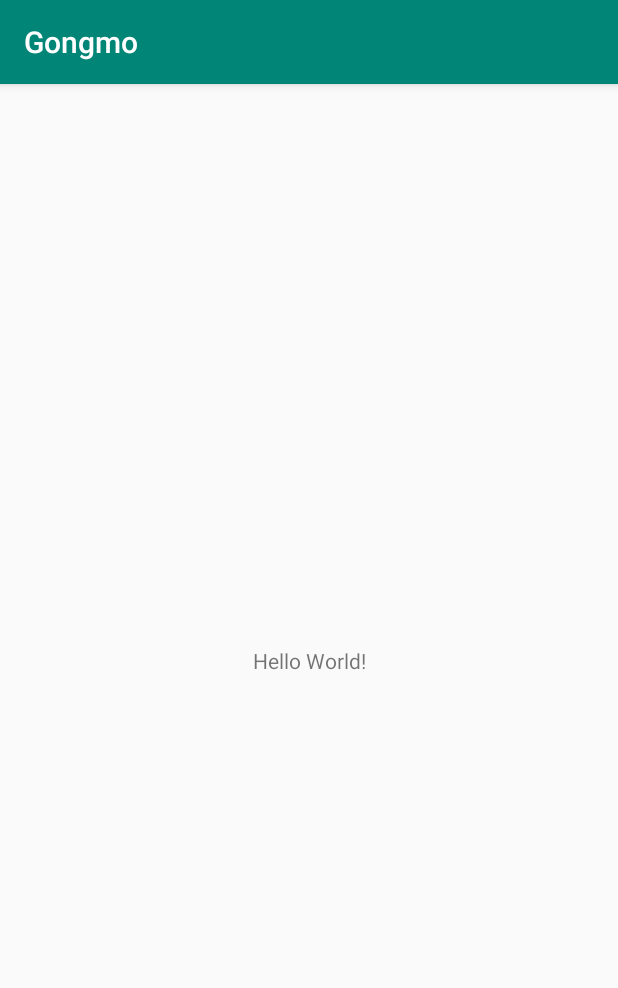
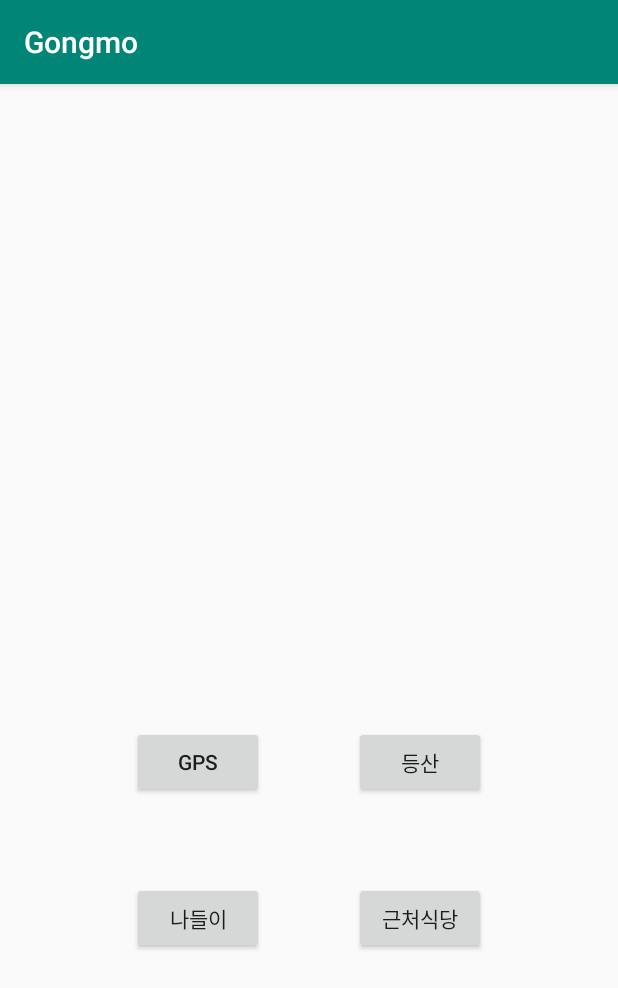
Before and after one commit to dltpt99/Gongmo, an Android app: the screen it shows after launch (MainActivity), on a phone screen of 412 x 824 dp. Shown: the top 988 px of the screen. Run offline under Robolectric (Android 15) with nearby library versions, the phone set to English and light mode, and no system bars.

Commit message:
버튼 + 4개화면 추가 ( GPS 등산 나들이 근처식당 )

```diff
--- a/app/src/main/res/layout/activity_main.xml
+++ b/app/src/main/res/layout/activity_main.xml
@@ -6,13 +6,68 @@
     android:layout_height="match_parent"
     tools:context=".MainActivity">
 
-    <TextView
+    <Button
+        android:id="@+id/GPSactivity"
         android:layout_width="wrap_content"
         android:layout_height="wrap_content"
-        android:text="Hello World!"
+        android:layout_marginStart="88dp"
+        android:layout_marginLeft="88dp"
+        android:layout_marginBottom="292dp"
+        android:onClick="GPSbutton"
+        android:text="@string/GPS"
         app:layout_constraintBottom_toBottomOf="parent"
-        app:layout_constraintLeft_toLeftOf="parent"
-        app:layout_constraintRight_toRightOf="parent"
-        app:layout_constraintTop_toTopOf="parent" />
+        app:layout_constraintStart_toStartOf="parent" />
+
+    <Button
+        android:id="@+id/button3"
+        android:layout_width="wrap_content"
+        android:layout_height="wrap_content"
+        android:layout_marginStart="88dp"
+        android:layout_marginLeft="88dp"
+        android:layout_marginBottom="188dp"
+        android:onClick="Picnicbutton"
+        android:text="@string/picnic"
+        app:layout_constraintBottom_toBottomOf="parent"
+        app:layout_constraintStart_toStartOf="parent" />
+
+    <Button
+        android:id="@+id/button4"
+        android:layout_width="wrap_content"
+        android:layout_height="wrap_content"
+        android:layout_marginEnd="88dp"
+        android:layout_marginRight="88dp"
+        android:layout_marginBottom="188dp"
+        android:onClick="Restaurantbutton"
+        android:text="@string/near_restaurant"
+        app:layout_constraintBottom_toBottomOf="parent"
+        app:layout_constraintEnd_toEndOf="parent" />
+
+    <Button
+        android:id="@+id/button5"
+        android:layout_width="wrap_content"
+        android:layout_height="wrap_content"
+        android:layout_marginEnd="88dp"
+        android:layout_marginRight="88dp"
+        android:layout_marginBottom="292dp"
+        android:onClick="Climbbutton"
+        android:text="@string/climb"
+        app:layout_constraintBottom_toBottomOf="parent"
+        app:layout_constraintEnd_toEndOf="parent" />
+
+    <LinearLayout
+        android:id="@+id/linearLayout"
+        android:layout_width="match_parent"
+        android:layout_height="match_parent"
+        android:layout_marginStart="30dp"
+        android:layout_marginLeft="30dp"
+        android:layout_marginTop="30dp"
+        android:layout_marginEnd="30dp"
+        android:layout_marginRight="30dp"
+        android:layout_marginBottom="380dp"
+        android:orientation="horizontal"
+        app:layout_constraintBottom_toBottomOf="parent"
+        app:layout_constraintEnd_toEndOf="parent"
+        app:layout_constraintStart_toStartOf="parent"
+        app:layout_constraintTop_toTopOf="parent"></LinearLayout>
 
 </androidx.constraintlayout.widget.ConstraintLayout>
--- a/app/src/main/res/values/strings.xml
+++ b/app/src/main/res/values/strings.xml
@@ -1,3 +1,8 @@
 <resources>
     <string name="app_name">Gongmo</string>
+    <string name="GPS">gps</string>
+    <string name="등산">climb</string>
+    <string name="picnic">나들이</string>
+    <string name="near_restaurant">근처식당</string>
+    <string name="climb">등산</string>
 </resources>
```
Also changed, not shown: app/src/main/AndroidManifest.xml (+8 -9 lines), app/src/main/java/com/example/gongmo/Climbactivity.java (added, +14 -0 lines), app/src/main/java/com/example/gongmo/GPSactivity.java (added, +14 -0 lines), app/src/main/java/com/example/gongmo/MainActivity.java (+23 -0 lines), app/src/main/java/com/example/gongmo/Picnicactivity.java (added, +14 -0 lines), app/src/main/java/com/example/gongmo/Restaurantactivity.java (added, +14 -0 lines), app/src/main/res/layout/activity_climbactivity.xml (added, +16 -0 lines), app/src/main/res/layout/activity_gpsactivity.xml (added, +16 -0 lines), app/src/main/res/layout/activity_picnicactivity.xml (added, +16 -0 lines), app/src/main/res/layout/activity_restaurant.xml (added, +16 -0 lines).
